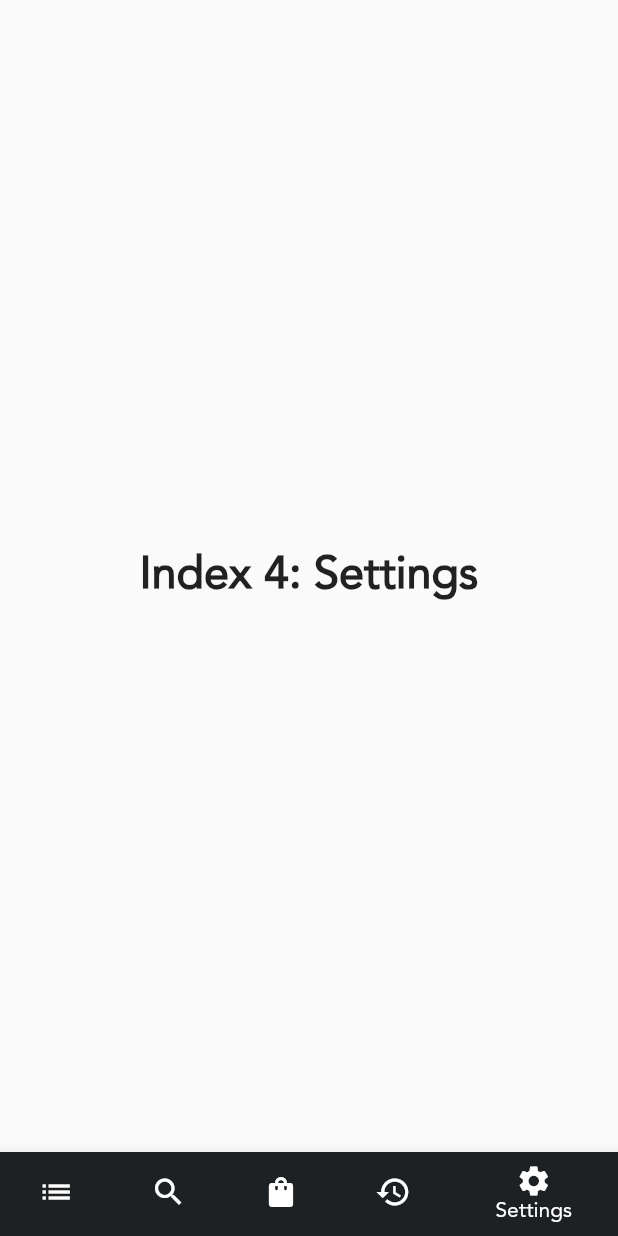
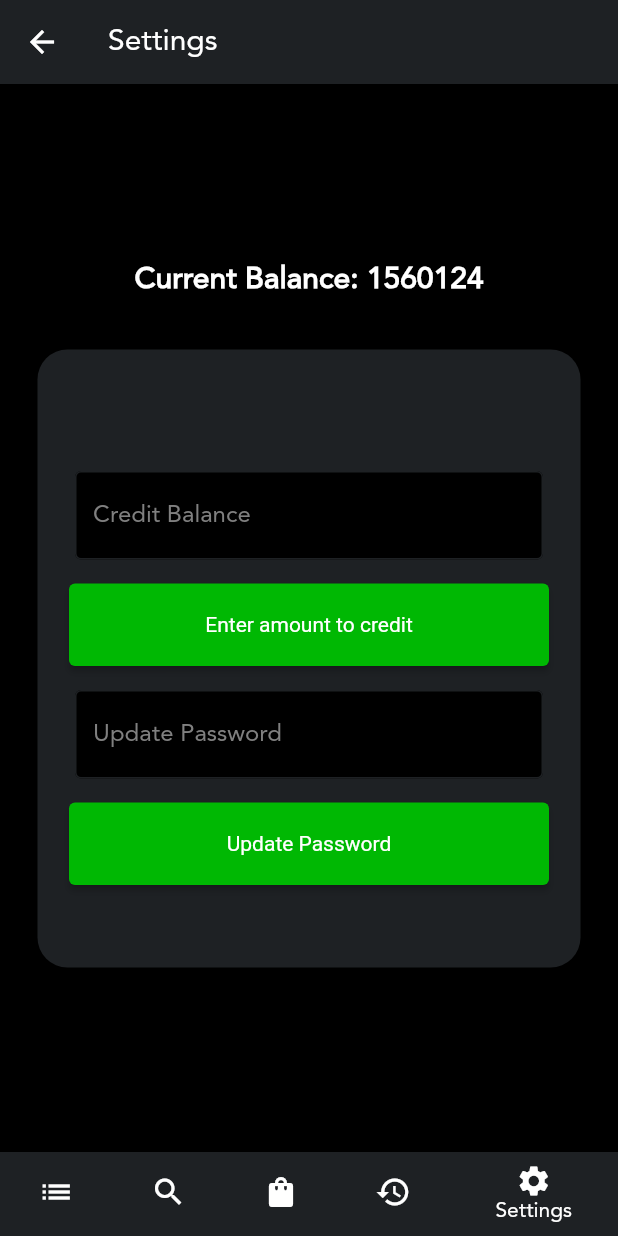
Before and after one commit to PaperStox/paperstox-app-flutter, a Flutter app: the BottomNavbarWidget screen opened directly, item 5 of the bottom bar chosen, on a phone screen of 412 x 824 dp. Run offline on Flutter 3.47's test engine with Material 2 defaults, Android fonts, the phone set to English and light mode, and no system bars; our stand-ins replace cloud_firestore, firebase_auth, firebase_core, flutter_signin_button, google_sign_in; accounts and stored records are empty.

Commit message:
settings page added API integration of money credit and password page is remaining

```diff
--- a/lib/views/bottom_navbar.dart
+++ b/lib/views/bottom_navbar.dart
@@ -1,5 +1,6 @@
 import 'package:flutter/material.dart';
 import 'package:paperstox_app/views/search_view.dart';
+import 'package:paperstox_app/views/settings.dart';
 import 'package:paperstox_app/views/watchlist_view.dart';
 import 'portfolio.dart';
 import 'search_view.dart';
@@ -23,10 +24,7 @@ class _BottomNavbarWidget extends State<BottomNavbarWidget> {
     SearchView(),
     const Portfolio(),
     historyView(),
-    const Text(
-      'Index 4: Settings',
-      style: optionStyle,
-    ),
+    const SettingsPage(),
   ];
 
   void _onItemTapped(int index) {
--- /dev/null
+++ b/lib/views/settings.dart
@@ -0,0 +1,117 @@
+import 'package:flutter/material.dart';
+import 'package:paperstox_app/colors.dart';
+
+class SettingsPage extends StatelessWidget {
+  const SettingsPage({Key? key}) : super(key: key);
+
+  @override
+  Widget build(BuildContext context) {
+    return Scaffold(
+      appBar: AppBar(title: const Text("Settings")),
+      body: Container(
+        decoration: const BoxDecoration(
+          image: DecorationImage(
+            image: AssetImage("assets/images/background.png"),
+            fit: BoxFit.cover,
+          ),
+        ),
+        child: Center(
+          child: SingleChildScrollView(
+              child: Column(children: [
+            const Text(
+              'Current Balance: 1560124',
+              textAlign: TextAlign.center,
+              overflow: TextOverflow.ellipsis,
+              style: TextStyle(
+                  fontSize: 20,
+                  color: Colors.white,
+                  fontWeight: FontWeight.bold),
+            ),
+            const SizedBox(height: 30),
+            SizedBox(
+              height: 420,
+              width: 370,
+              child: Card(
+                color: blackPrimary,
+                elevation: 5,
+                shape: RoundedRectangleBorder(
+                  borderRadius: BorderRadius.circular(20),
+                ),
+                child: Column(
+                  mainAxisAlignment: MainAxisAlignment.center,
+                  crossAxisAlignment: CrossAxisAlignment.center,
+                  children: <Widget>[
+                    const SizedBox(height: 10),
+                    Padding(
+                      padding: const EdgeInsets.symmetric(
+                          horizontal: 25, vertical: 16),
+                      child: TextFormField(
+                        style: const TextStyle(color: Colors.white),
+                        cursorColor: greenAccent,
+                        decoration: const InputDecoration(
+                          fillColor: Colors.black,
+                          filled: true,
+                          enabledBorder: OutlineInputBorder(
+                            borderSide: BorderSide(color: blackPrimary),
+                          ),
+                          focusedBorder: OutlineInputBorder(
+                              borderSide: BorderSide(color: greenAccent)),
+                          hintStyle: TextStyle(color: greyHint),
+                          border: OutlineInputBorder(),
+                          hintText: 'Credit Balance',
+                        ),
+                      ),
+                    ),
+                    SizedBox(
+                      height: 55,
+                      width: 320,
+                      child: ElevatedButton(
+                        child: const Text('Enter amount to credit'),
+                        style: ElevatedButton.styleFrom(
+                            primary: greenAccent,
+                            textStyle: const TextStyle(color: Colors.black)),
+                        onPressed: () {},
+                      ),
+                    ),
+                    const Padding(
+                      padding:
+                          EdgeInsets.symmetric(horizontal: 25, vertical: 16),
+                      child: TextField(
+                        style: TextStyle(color: Colors.white),
+                        cursorColor: greenAccent,
+                        obscureText: true,
+                        decoration: InputDecoration(
+                          fillColor: Colors.black,
+                          filled: true,
+                          enabledBorder: OutlineInputBorder(
+                            borderSide: BorderSide(color: blackPrimary),
+                          ),
+                          focusedBorder: OutlineInputBorder(
+                              borderSide: BorderSide(color: greenAccent)),
+                          hintStyle: TextStyle(color: greyHint),
+                          border: OutlineInputBorder(),
+                          hintText: 'Update Password',
+                        ),
+                      ),
+                    ),
+                    SizedBox(
+                      height: 55,
+                      width: 320,
+                      child: ElevatedButton(
+                        child: const Text('Update Password'),
+                        style: ElevatedButton.styleFrom(
+                            primary: greenAccent,
+                            textStyle: const TextStyle(color: Colors.black)),
+                        onPressed: () {},
+                      ),
+                    ),
+                  ],
+                ),
+              ),
+            ),
+          ])),
+        ),
+      ),
+    );
+  }
+}
```
